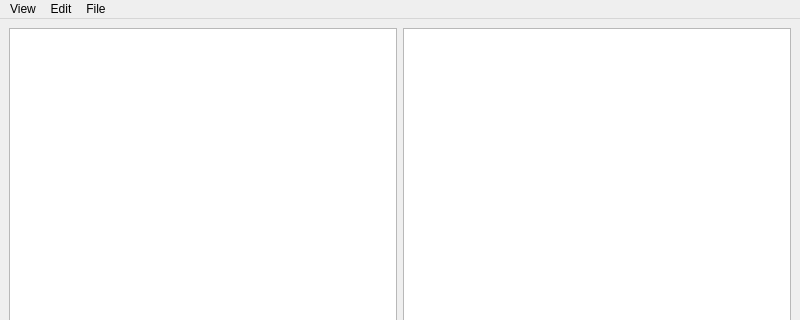
This is Online shop/Shop/MainWindow.ui in JohnMril/ProjectShop as Qt 5 draws it before an edit; both pictures show x 0 to 800 and y 0 to 320 of the 800 by 600 pixel window. The edited form follows.
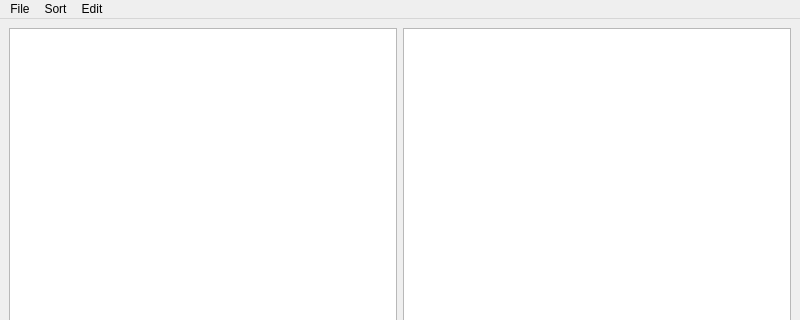
This is the edited form.

Diff of the .ui file:
```diff
--- a/Online shop/Shop/MainWindow.ui
+++ b/Online shop/Shop/MainWindow.ui
@@ -50,27 +50,47 @@
      <height>26</height>
     </rect>
    </property>
-   <widget class="QMenu" name="menuView">
-    <property name="title">
-     <string>View</string>
-    </property>
-    <addaction name="actionSort"/>
-   </widget>
-   <widget class="QMenu" name="menuEdit_2">
-    <property name="title">
-     <string>Edit</string>
-    </property>
-    <addaction name="actionRemove_row"/>
-    <addaction name="actionAdd_row"/>
-   </widget>
+   <property name="mouseTracking">
+    <bool>true</bool>
+   </property>
+   <property name="tabletTracking">
+    <bool>true</bool>
+   </property>
+   <property name="focusPolicy">
+    <enum>Qt::NoFocus</enum>
+   </property>
+   <property name="layoutDirection">
+    <enum>Qt::LeftToRight</enum>
+   </property>
+   <property name="defaultUp">
+    <bool>false</bool>
+   </property>
+   <property name="nativeMenuBar">
+    <bool>false</bool>
+   </property>
    <widget class="QMenu" name="menuFile">
     <property name="title">
      <string>File</string>
     </property>
    </widget>
-   <addaction name="menuView"/>
-   <addaction name="menuEdit_2"/>
+   <widget class="QMenu" name="menuSort">
+    <property name="title">
+     <string>Sort</string>
+    </property>
+    <addaction name="actionFinding_by_name"/>
+    <addaction name="actionSort_column"/>
+   </widget>
+   <widget class="QMenu" name="menuEdit">
+    <property name="title">
+     <string>Edit</string>
+    </property>
+    <addaction name="actionRemove_row_2"/>
+    <addaction name="separator"/>
+    <addaction name="actionAdd_row_2"/>
+   </widget>
    <addaction name="menuFile"/>
+   <addaction name="menuSort"/>
+   <addaction name="menuEdit"/>
   </widget>
   <widget class="QStatusBar" name="statusbar"/>
   <action name="actionSort">
```
Left out of the diff: 30 changed lines with no effect on the pictures.
